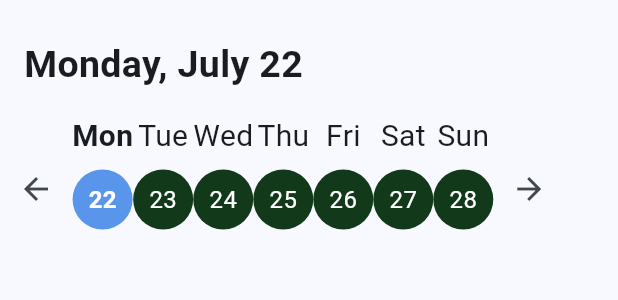
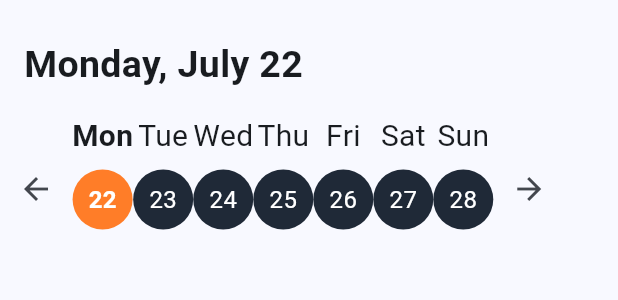
Before and after one commit to FarisAlamoudi/BigProject, a Flutter app: the WeekDaysSelector widget shown alone on an empty page, opened directly with empty values, on a phone screen of 412 x 824 dp. Shown: the top 300 px of the screen. Run offline on Flutter 3.47's test engine with Material 3 defaults, Android fonts, the phone set to English and light mode, and no system bars; missing offline and left inert: mongo_dart.

Commit message:
Update color & some functionality

```diff
--- a/frontendMobile/lib/date_selector.dart
+++ b/frontendMobile/lib/date_selector.dart
@@ -115,8 +115,8 @@ class _WeekDaysSelectorState extends State<WeekDaysSelector> {
                               color: selectedDate ==
                                       currentWeekStart
                                           .add(Duration(days: index))
-                                  ? const Color.fromARGB(255, 88, 149, 235)
-                                  : const Color.fromARGB(255, 18, 58, 26),
+                                  ? const Color.fromARGB(255, 255, 125, 40)
+                                  : const Color.fromARGB(255, 31, 41, 55),
                               shape: BoxShape.circle,
                             ),
                             child: Center(
```
Also changed, not shown: frontendMobile/lib/reserve.dart (+25 -13 lines).
